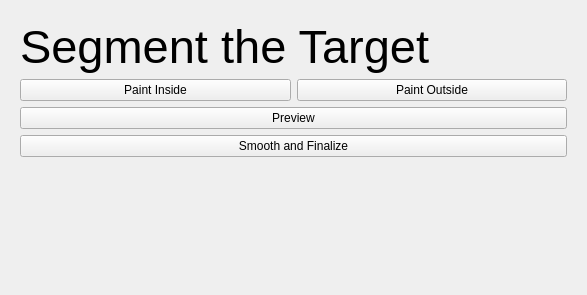
First picture: the form in Planning/Resources/UI/Planning.ui, repository NousNav/SlicerOpenNav, before the edit.
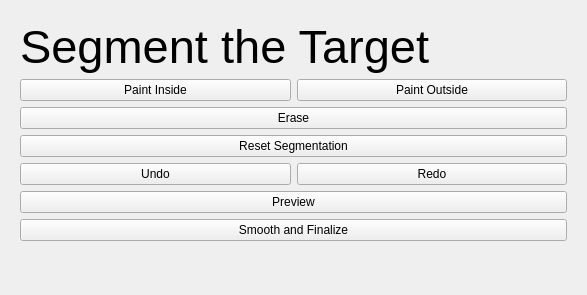
Second picture: the form after the edit. The open tabs and pages were chosen to show the change. Custom widgets are drawn as their Qt base class.

Commit message: ENH: Add UI for new target segmentation functions

```diff
--- a/Planning/Resources/UI/Planning.ui
+++ b/Planning/Resources/UI/Planning.ui
@@ -130,6 +130,38 @@
          </item>
         </layout>
        </item>
+       <item>
+        <widget class="QPushButton" name="EraseButton">
+         <property name="text">
+          <string>Erase</string>
+         </property>
+        </widget>
+       </item>
+       <item>
+        <widget class="QPushButton" name="ResetButton">
+         <property name="text">
+          <string>Reset Segmentation</string>
+         </property>
+        </widget>
+       </item>
+       <item>
+        <layout class="QHBoxLayout" name="horizontalLayout_2">
+         <item>
+          <widget class="QPushButton" name="UndoButton">
+           <property name="text">
+            <string>Undo</string>
+           </property>
+          </widget>
+         </item>
+         <item>
+          <widget class="QPushButton" name="RedoButton">
+           <property name="text">
+            <string>Redo</string>
+           </property>
+          </widget>
+         </item>
+        </layout>
+       </item>
        <item>
         <widget class="QPushButton" name="targetPreview">
          <property name="text">
```
Left out of the diff: 2 changed lines with no effect on the pictures. The commit also changes 1 other file.
